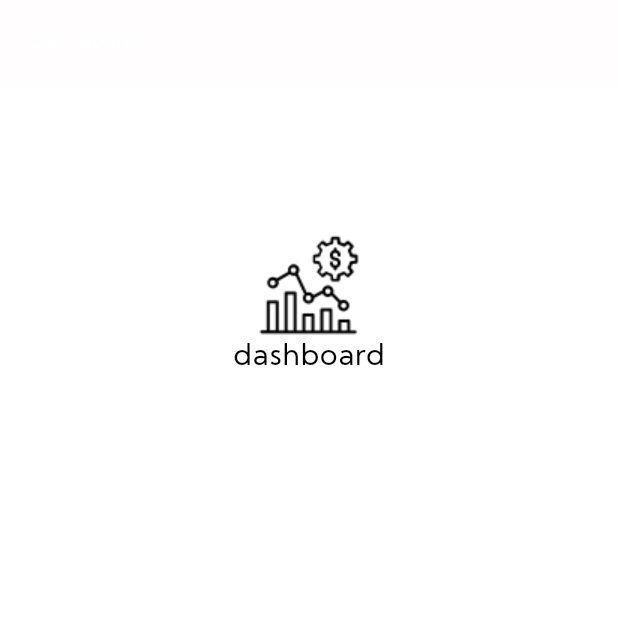
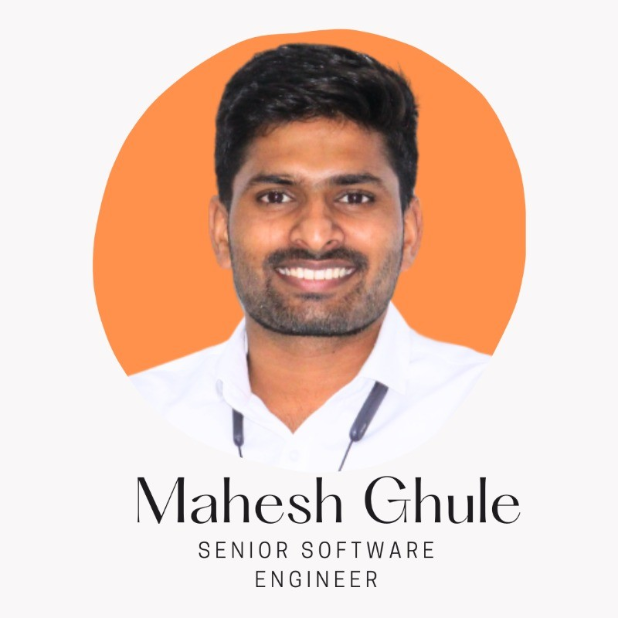
Before and after one commit to maheshbghule2000/myprofile, a Flutter app: the screen it shows after launch, on a phone screen of 412 x 824 dp. Shown: the top 627 px of the screen. Run offline on Flutter 3.47's test engine with Material 3 defaults, Android fonts, the phone set to English and light mode, and no system bars; our stand-ins replace auto_route, flutter_screenutil, lottie.

Commit message:
Add font assets, update asset manifests, and refactor dashboard layout

```diff
--- a/lib/feature/dashboard/dashboard_view.dart
+++ b/lib/feature/dashboard/dashboard_view.dart
@@ -1,6 +1,7 @@
 import 'package:auto_route/annotations.dart';
 import 'package:auto_route/auto_route.dart';
 import 'package:flutter/material.dart';
+import 'package:flutter_screenutil/flutter_screenutil.dart';
 import 'package:lottie/lottie.dart';
 import 'package:my_profile/constant/app_images.dart';
 import 'package:my_profile/routes/routes.gr.dart';
@@ -17,26 +18,30 @@ class _DashboardViewState extends State<DashboardView> {
   @override
   Widget build(BuildContext context) {
     return Scaffold(
-        appBar: AppBar(title: Text(" Dashboard")),
+        // appBar: AppBar(title: Text(" Dashboard")),
         body: InkWell(
             onTap: () {
               context.router.push(const UserRoute());
             },
-            child: Column(
+            child: Row(
+              mainAxisAlignment: MainAxisAlignment.start,
+              crossAxisAlignment: CrossAxisAlignment.start,
               children: [
-                // Lottie.asset(AppImages.animation,fit: BoxFit.cover),
-                SizedBox(
-                  height: 100,
+                Expanded(
+                  child: Image.asset(
+                    AppImages.profileImage,
+                    fit: BoxFit.fitHeight,
+                    alignment: Alignment.center,
+                  ),
                 ),
-                Center(
-                    child: Image.asset(
-                  AppImages.growBussness,
-                  fit: BoxFit.fitWidth,
-                )),
-                Text(
-                  "dashboard",
-                  style: TextStyle(fontSize: 20),
-                ),
+                // Column(
+                //   children: [
+                //     Padding(
+                //       padding: EdgeInsets.only(left: 10.sp,right: 10.sp),
+                //       child: Text("Name"),
+                //     ),
+                //   ],
+                // )
               ],
             )));
   }
```
Also changed, not shown: 16 other files.
